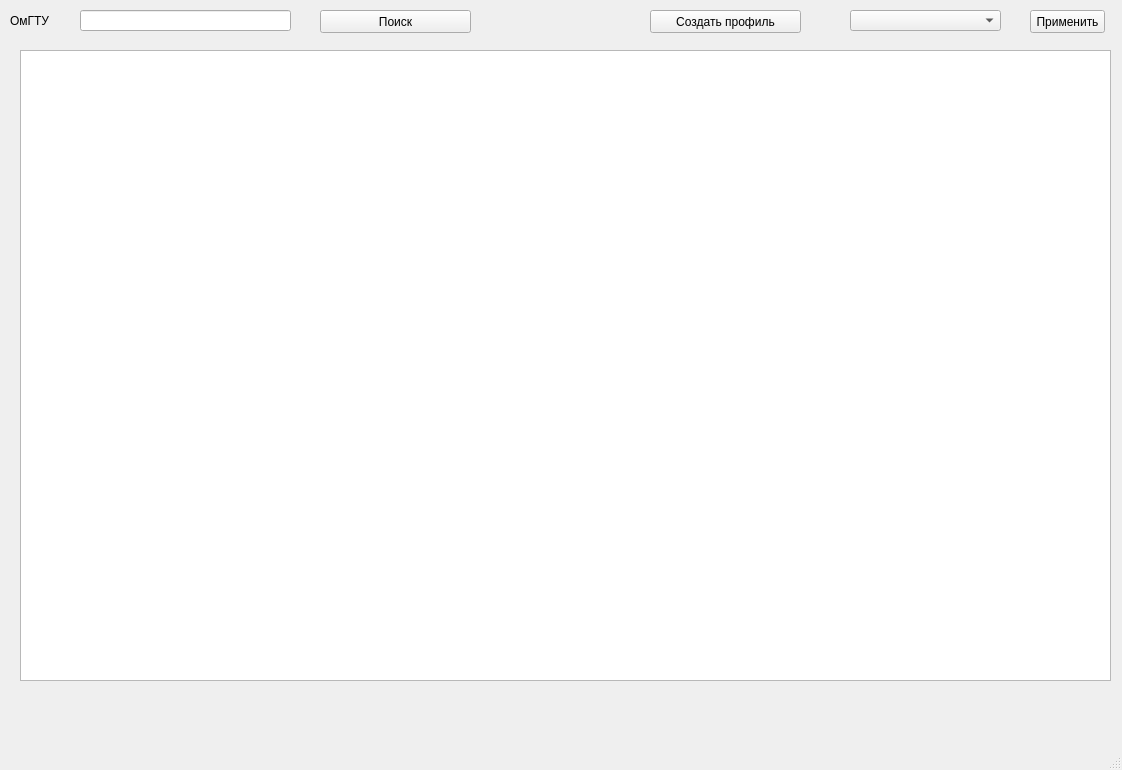
Above: OmGTU.ui from Tek4to/pythonPyQT before the change. Below: the same form after it.
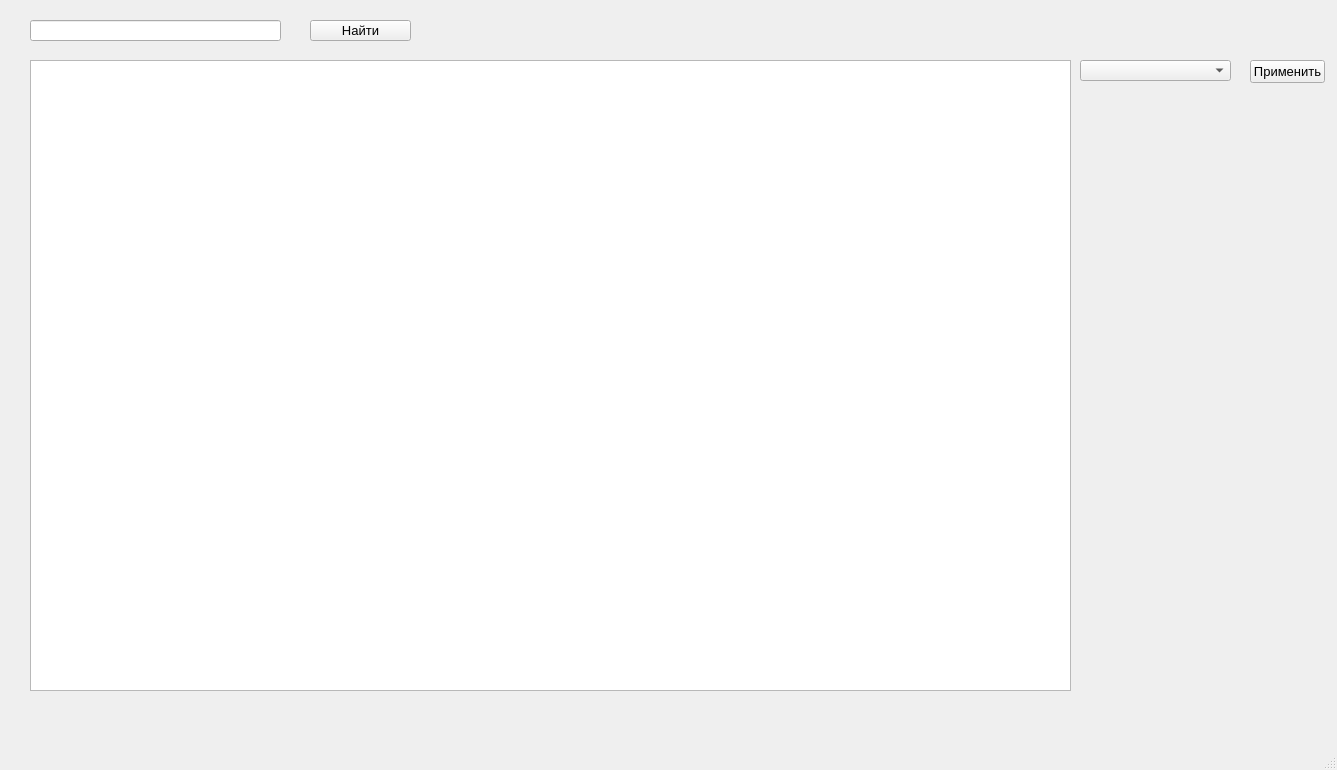
That is the form after the change.

Commit message: features and profile

```diff
--- a/OmGTU.ui
+++ b/OmGTU.ui
@@ -6,7 +6,7 @@
    <rect>
     <x>0</x>
     <y>0</y>
-    <width>1122</width>
+    <width>1337</width>
     <height>770</height>
    </rect>
   </property>
@@ -17,91 +17,32 @@
    <bool>false</bool>
   </property>
   <widget class="QWidget" name="centralwidget">
-   <widget class="QLabel" name="label1">
-    <property name="geometry">
-     <rect>
-      <x>10</x>
-      <y>0</y>
-      <width>81</width>
-      <height>41</height>
-     </rect>
-    </property>
-    <property name="text">
-     <string>ОмГТУ</string>
-    </property>
-   </widget>
-   <widget class="QLineEdit" name="lineEdit">
-    <property name="geometry">
-     <rect>
-      <x>80</x>
-      <y>10</y>
-      <width>211</width>
-      <height>21</height>
-     </rect>
-    </property>
-    <property name="inputMask">
-     <string/>
-    </property>
-    <property name="text">
-     <string/>
-    </property>
-    <property name="maxLength">
-     <number>32767</number>
-    </property>
-    <property name="alignment">
-     <set>Qt::AlignLeading|Qt::AlignLeft|Qt::AlignVCenter</set>
-    </property>
-   </widget>
-   <widget class="QPushButton" name="pushButton">
-    <property name="geometry">
-     <rect>
-      <x>320</x>
-      <y>10</y>
-      <width>151</width>
-      <height>23</height>
-     </rect>
-    </property>
-    <property name="text">
-     <string>Поиск</string>
-    </property>
-   </widget>
    <widget class="QComboBox" name="comboBox">
     <property name="geometry">
      <rect>
-      <x>850</x>
-      <y>10</y>
+      <x>1080</x>
+      <y>60</y>
       <width>151</width>
       <height>21</height>
      </rect>
     </property>
-   </widget>
-   <widget class="QPushButton" name="pushButton_2">
-    <property name="geometry">
-     <rect>
-      <x>650</x>
-      <y>10</y>
-      <width>151</width>
-      <height>23</height>
-     </rect>
-    </property>
-    <property name="text">
-     <string>Создать профиль</string>
-    </property>
-    <property name="flat">
-     <bool>false</bool>
+    <property name="font">
+     <font>
+      <pointsize>10</pointsize>
+     </font>
     </property>
    </widget>
    <widget class="QTableWidget" name="tableWidget">
     <property name="geometry">
      <rect>
-      <x>20</x>
-      <y>50</y>
-      <width>1091</width>
+      <x>30</x>
+      <y>60</y>
+      <width>1041</width>
       <height>631</height>
      </rect>
     </property>
     <property name="sortingEnabled">
-     <bool>true</bool>
+     <bool>false</bool>
     </property>
     <attribute name="horizontalHeaderVisible">
      <bool>true</bool>
@@ -119,16 +60,52 @@
    <widget class="QPushButton" name="pushButton_3">
     <property name="geometry">
      <rect>
-      <x>1030</x>
-      <y>10</y>
+      <x>1250</x>
+      <y>60</y>
       <width>75</width>
       <height>23</height>
      </rect>
     </property>
+    <property name="font">
+     <font>
+      <pointsize>10</pointsize>
+     </font>
+    </property>
     <property name="text">
      <string>Применить</string>
     </property>
    </widget>
+   <widget class="QLineEdit" name="lineEdit">
+    <property name="geometry">
+     <rect>
+      <x>30</x>
+      <y>20</y>
+      <width>251</width>
+      <height>21</height>
+     </rect>
+    </property>
+    <property name="text">
+     <string/>
+    </property>
+   </widget>
+   <widget class="QPushButton" name="pushButton">
+    <property name="geometry">
+     <rect>
+      <x>310</x>
+      <y>20</y>
+      <width>101</width>
+      <height>21</height>
+     </rect>
+    </property>
+    <property name="font">
+     <font>
+      <pointsize>10</pointsize>
+     </font>
+    </property>
+    <property name="text">
+     <string>Найти</string>
+    </property>
+   </widget>
   </widget>
   <widget class="QMenuBar" name="menubar">
    <property name="geometry">
```
Left out of the diff: 27 changed lines with no effect on the pictures. The commit also changes 2 other files.
